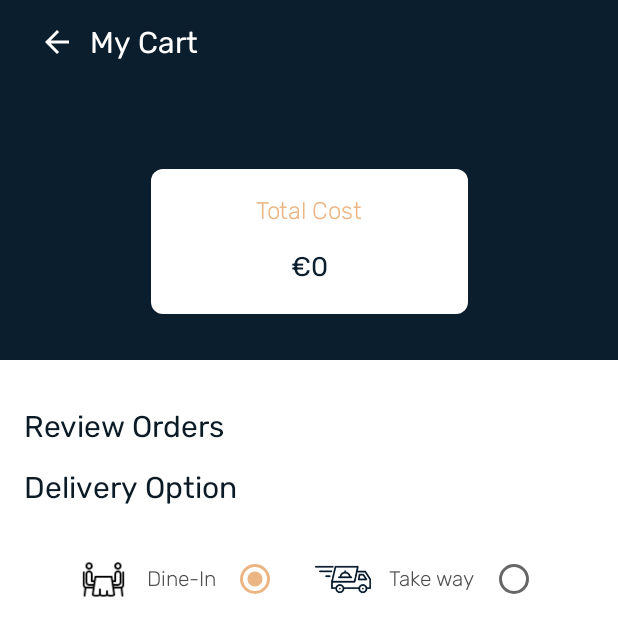
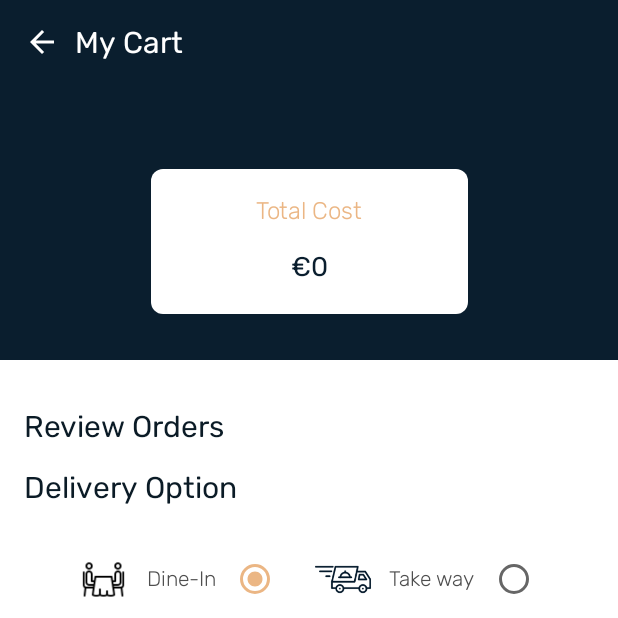
Before and after one commit to mageshr24/InkaRestaurant, an Android app: the MyCartFragment screen opened through its navigation route, on a phone screen of 412 x 824 dp, the top half of it. Run offline under Robolectric (Android 15) with nearby library versions, the phone set to English and light mode, and no system bars; our stand-ins replace Room's generated code; 1 statement that could not run was skipped.

Commit message:
background color change

```diff
--- a/app/src/main/java/com/mageshr2494/restaurant/ui/fragments/BookATableFragment.kt
+++ b/app/src/main/java/com/mageshr2494/restaurant/ui/fragments/BookATableFragment.kt
@@ -44,7 +44,7 @@ class BookATableFragment : Fragment(), StartersAdapter.ViewCartListener {
         startersAdapter = StartersAdapter(requireContext(), this, false)
 
         fragmentBookATableBinding!!.startersRecyclerview.layoutManager =
-            LinearLayoutManager(context)
+            LinearLayoutManager(context, LinearLayoutManager.VERTICAL,false)
 
         fragmentBookATableBinding!!.startersRecyclerview.adapter = startersAdapter
 
--- a/app/src/main/res/layout/fragment_book_a_table.xml
+++ b/app/src/main/res/layout/fragment_book_a_table.xml
@@ -3,6 +3,7 @@
     xmlns:app="http://schemas.android.com/apk/res-auto"
     xmlns:tools="http://schemas.android.com/tools"
     android:layout_width="match_parent"
+    android:focusableInTouchMode="true"
     android:layout_height="match_parent"
     android:background="?android:attr/selectableItemBackground"
     tools:context=".ui.fragments.BookATableFragment">
@@ -18,6 +19,7 @@
 
         <androidx.constraintlayout.widget.ConstraintLayout
             android:layout_width="match_parent"
+            android:background="@color/colorWhite"
             android:layout_height="match_parent">
 
             <androidx.appcompat.widget.AppCompatImageView
--- a/app/src/main/res/layout/fragment_my_cart.xml
+++ b/app/src/main/res/layout/fragment_my_cart.xml
@@ -269,7 +269,9 @@
                 android:id="@+id/imageView3"
                 android:layout_width="wrap_content"
                 android:layout_height="wrap_content"
-                android:padding="10dp"
+                android:paddingTop="10dp"
+                android:paddingBottom="10dp"
+                android:paddingRight="10dp"
                 android:src="@drawable/ic_arrow_back"
                 app:layout_constraintBottom_toBottomOf="parent"
                 app:layout_constraintStart_toStartOf="parent"
--- a/app/src/main/res/layout/layout_starter_item.xml
+++ b/app/src/main/res/layout/layout_starter_item.xml
@@ -1,8 +1,8 @@
 <?xml version="1.0" encoding="utf-8"?>
 <androidx.constraintlayout.widget.ConstraintLayout xmlns:android="http://schemas.android.com/apk/res/android"
     xmlns:app="http://schemas.android.com/apk/res-auto"
-    xmlns:tools="http://schemas.android.com/tools"
     android:layout_width="match_parent"
+    android:background="@color/colorWhite"
     android:layout_height="wrap_content">
 
     <TextView
```
